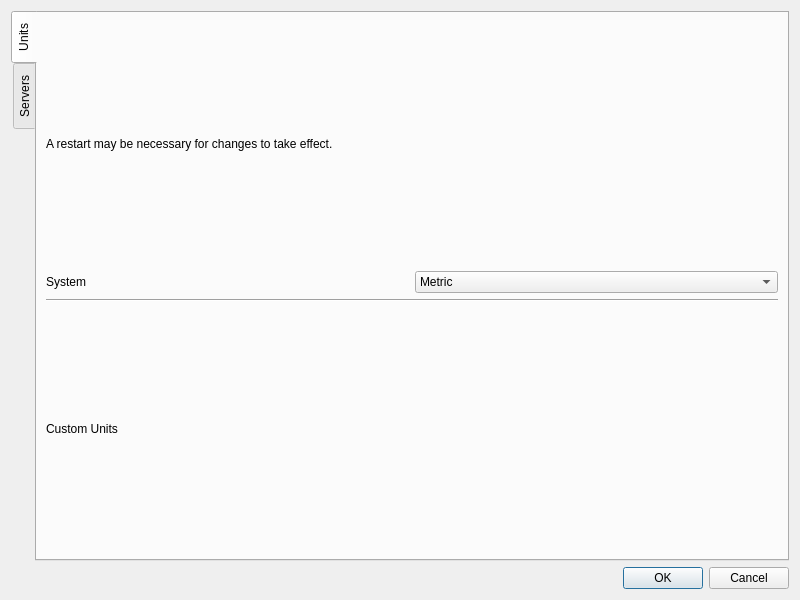
Before: the Qt Designer form activate/resources/ui/settings.ui in TomFryers/activate, drawn with Qt 5.
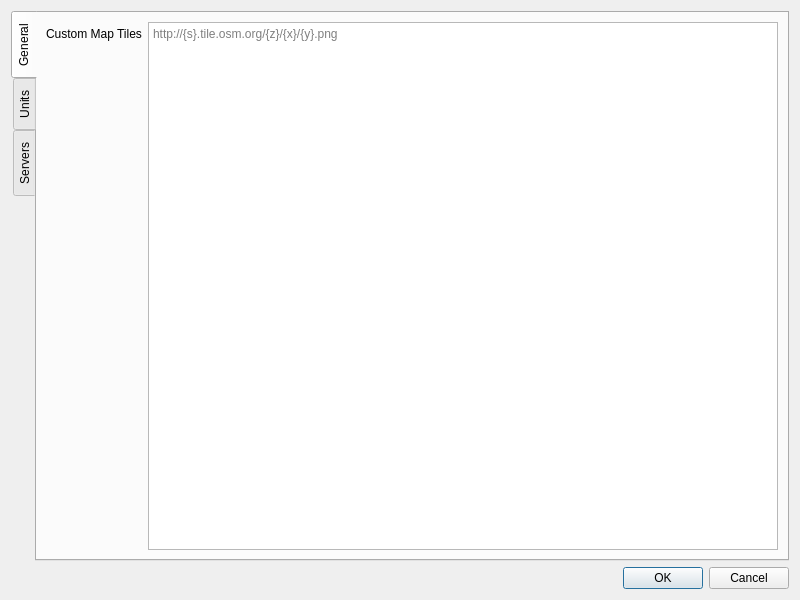
After: the same form once the commit is applied. Custom widgets are drawn as their Qt base class.

Commit message: Allow using custom map tiles

The edit to the form file:
```diff
--- a/activate/resources/ui/settings.ui
+++ b/activate/resources/ui/settings.ui
@@ -22,6 +22,33 @@
      <property name="currentIndex">
       <number>0</number>
      </property>
+     <widget class="QWidget" name="general_tab">
+      <attribute name="title">
+       <string>General</string>
+      </attribute>
+      <layout class="QFormLayout" name="general_tab_layout">
+       <item row="0" column="0">
+        <widget class="QLabel" name="map_tiles_label">
+         <property name="text">
+          <string>Custom Map Tiles</string>
+         </property>
+        </widget>
+       </item>
+       <item row="0" column="1">
+        <widget class="QTextEdit" name="map_tiles_edit">
+         <property name="inputMethodHints">
+          <set>Qt::ImhNone</set>
+         </property>
+         <property name="acceptRichText">
+          <bool>false</bool>
+         </property>
+         <property name="placeholderText">
+          <string>http://{s}.tile.osm.org/{z}/{x}/{y}.png</string>
+         </property>
+        </widget>
+       </item>
+      </layout>
+     </widget>
      <widget class="QWidget" name="units_tab">
       <attribute name="title">
        <string>Units</string>
```
The commit also changes 5 other files.
